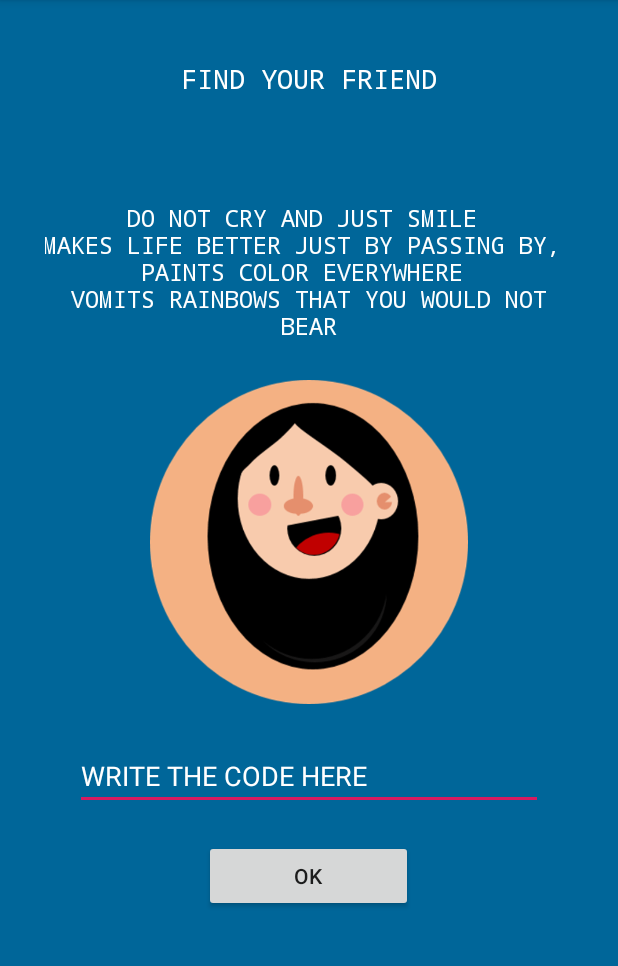
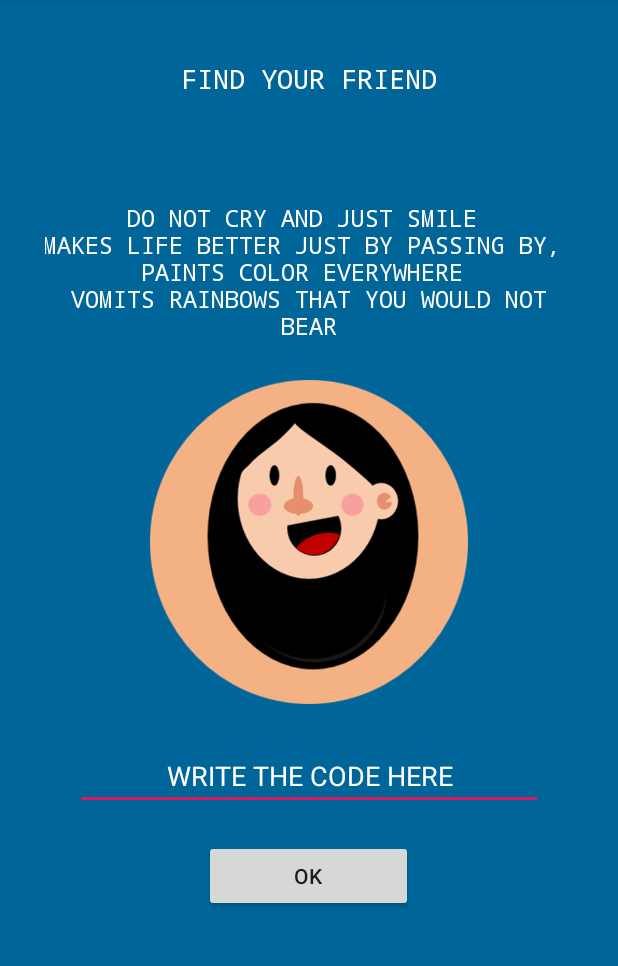
Before and after one commit to Dorci/AUHack_Android_Application, an Android app: the findingGameHome screen opened directly, with no data from a screen before it, on a phone screen of 412 x 824 dp, the part 84-1050 px from its top. Run offline under Robolectric (Android 15) with nearby library versions, the phone set to English and light mode, and no system bars; our stand-ins replace Firebase (no records; nobody signed in at launch, a user with empty details on screens opened directly); 3 statements that could not run were skipped.

Commit message:
A loooot of updates

```diff
--- a/app/src/main/java/com/example/hackathonapp/LoginActivity.java
+++ b/app/src/main/java/com/example/hackathonapp/LoginActivity.java
@@ -402,7 +402,7 @@ public class LoginActivity extends AppCompatActivity implements LoaderCallbacks<
         }
     }
 
-    private void createAccount(String email, String password){
+    private void createAccount(String email, String password) {
         mAuth.createUserWithEmailAndPassword(email, password)
                 .addOnCompleteListener(this, new OnCompleteListener<AuthResult>() {
                     @Override
@@ -415,8 +415,7 @@ public class LoginActivity extends AppCompatActivity implements LoaderCallbacks<
                         } else {
                             // If sign in fails, display a message to the user.
                             Log.w(TAG, "createUserWithEmail:failure", task.getException());
-                            Toast.makeText(LoginActivity.this, "Authentication failed.",
-                                    Toast.LENGTH_SHORT).show();
+                            Toast.makeText(LoginActivity.this, "Authentication failed.", Toast.LENGTH_SHORT).show();
 //                            updateUI(null);
                         }
 
--- a/app/src/main/java/com/example/hackathonapp/findingGameHome.java
+++ b/app/src/main/java/com/example/hackathonapp/findingGameHome.java
@@ -12,6 +12,7 @@ import android.widget.AutoCompleteTextView;
 import android.widget.EditText;
 import android.widget.ImageView;
 import android.widget.TextView;
+import android.widget.Toast;
 
 import com.google.firebase.database.DataSnapshot;
 import com.google.firebase.database.DatabaseError;
@@ -83,6 +84,8 @@ public class findingGameHome extends AppCompatActivity {
         if (codeAccepted(inputText.getText().toString())) {
             Intent intent = new Intent(findingGameHome.this, CongratulationActivity.class);
             startActivity(intent);
+        } else {
+            Toast.makeText(findingGameHome.this, "Wrong code.", Toast.LENGTH_SHORT).show();
         }
     }
 
--- a/app/src/main/res/layout/activity_congratulation.xml
+++ b/app/src/main/res/layout/activity_congratulation.xml
@@ -38,5 +38,6 @@
         android:layout_below="@+id/pointsLabel"
         android:layout_centerHorizontal="true"
         android:layout_marginTop="130dp"
+        android:onClick="goToMain"
         android:text="@string/GoBackButton" />
 </RelativeLayout>
--- a/app/src/main/res/layout/activity_finding_game_home.xml
+++ b/app/src/main/res/layout/activity_finding_game_home.xml
@@ -6,24 +6,32 @@
     android:layout_height="match_parent"
     android:background="#006699"
     tools:context=".findingGameHome">
+    <ScrollView
+        android:layout_width="match_parent"
+        android:layout_height="match_parent">
+
+        <LinearLayout
+            android:layout_width="match_parent"
+            android:layout_height="wrap_content"
+            android:orientation="vertical"
+            android:background="#006699">
 
             <TextView
                 android:id="@+id/header"
                 android:layout_width="wrap_content"
                 android:layout_height="wrap_content"
-        android:layout_centerHorizontal="true"
                 android:layout_marginTop="40dp"
                 android:text="@string/findYourFriendHeader"
                 android:textColor="#FFFFFF"
                 android:textSize="18sp"
-        android:typeface="monospace" />
+                android:typeface="monospace"
+                android:gravity="center"
+                android:layout_gravity="center"/>
 
             <TextView
                 android:id="@+id/riddle"
                 android:layout_width="wrap_content"
                 android:layout_height="wrap_content"
-        android:layout_below="@+id/header"
-        android:layout_centerHorizontal="true"
                 android:layout_marginLeft="0dp"
                 android:layout_marginTop="70dp"
                 android:layout_marginRight="0dp"
@@ -33,38 +41,44 @@
                 android:textAlignment="center"
                 android:textColor="#FFFFFF"
                 android:textSize="15sp"
-        android:typeface="monospace" />
+                android:typeface="monospace"
+                android:gravity="center"
+                android:layout_gravity="center"/>
 
             <ImageView
                 android:id="@+id/emoji"
                 android:layout_width="216dp"
                 android:layout_height="216dp"
-        android:layout_below="@+id/riddle"
-        android:layout_centerHorizontal="true"
                 android:layout_marginTop="25dp"
                 android:contentDescription="TODO"
-        app:srcCompat="@drawable/roxana" />
+                app:srcCompat="@drawable/roxana"
+                android:gravity="center"
+                android:layout_gravity="center"/>
 
             <AutoCompleteTextView
                 android:id="@+id/inputText"
                 android:layout_width="match_parent"
                 android:layout_height="wrap_content"
-        android:layout_below="@+id/emoji"
                 android:layout_marginLeft="50dp"
                 android:layout_marginTop="25dp"
                 android:layout_marginRight="50dp"
                 android:hint="@string/writeTheCodeHere"
                 android:textColorHint="@color/white"
-        android:textColorLink="@color/white" />
+                android:textColorLink="@color/white"
+                android:gravity="center"
+                android:layout_gravity="center"/>
 
             <Button
                 android:id="@+id/sendCodeButton"
                 android:layout_width="139dp"
                 android:layout_height="wrap_content"
-        android:layout_below="@+id/inputText"
-        android:layout_centerHorizontal="true"
                 android:layout_marginTop="20dp"
                 android:onClick="okButtonClicked"
-        android:text="@string/okSendCodeButton" />
+                android:text="@string/okSendCodeButton"
+                android:gravity="center"
+                android:layout_gravity="center"/>
+
+        </LinearLayout>
+    </ScrollView>
 
 </RelativeLayout>
```
Also changed, not shown: app/src/main/java/com/example/hackathonapp/CongratulationActivity.java (+7 -0 lines), app/src/main/res/layout/activity_main.xml (+5 -13 lines), app/src/main/res/drawable/canteen.png, app/src/main/res/drawable/chat.png, app/src/main/res/drawable/friend.png, app/src/main/res/drawable/gym.png. Lines whose indentation alone changed are shown as unchanged.
